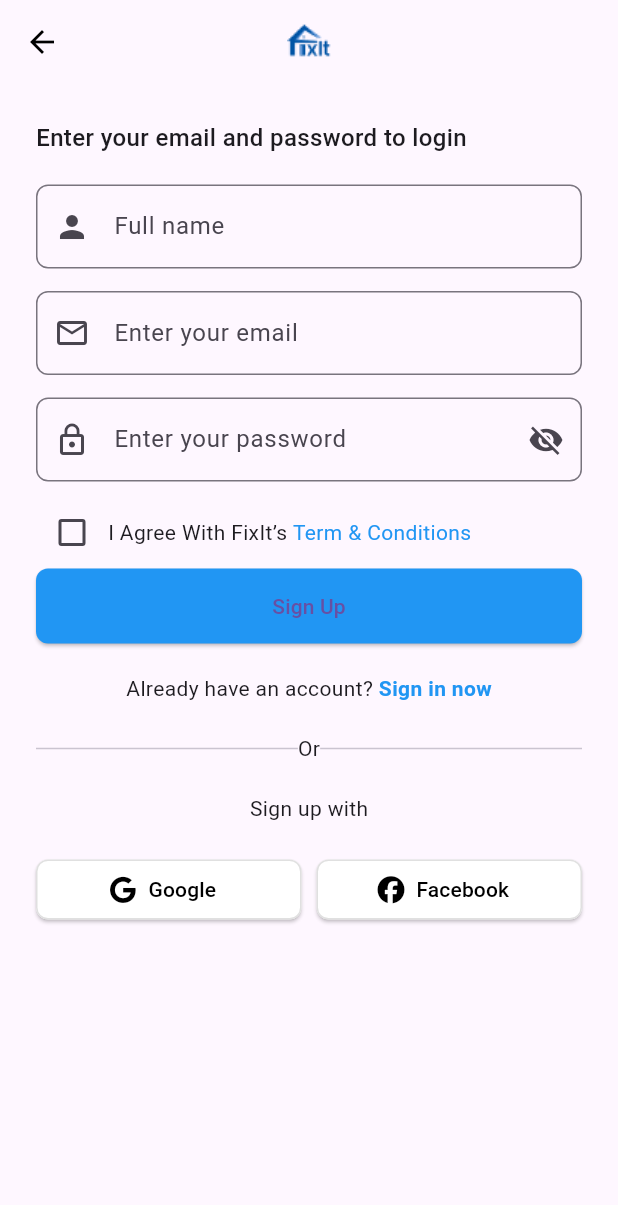
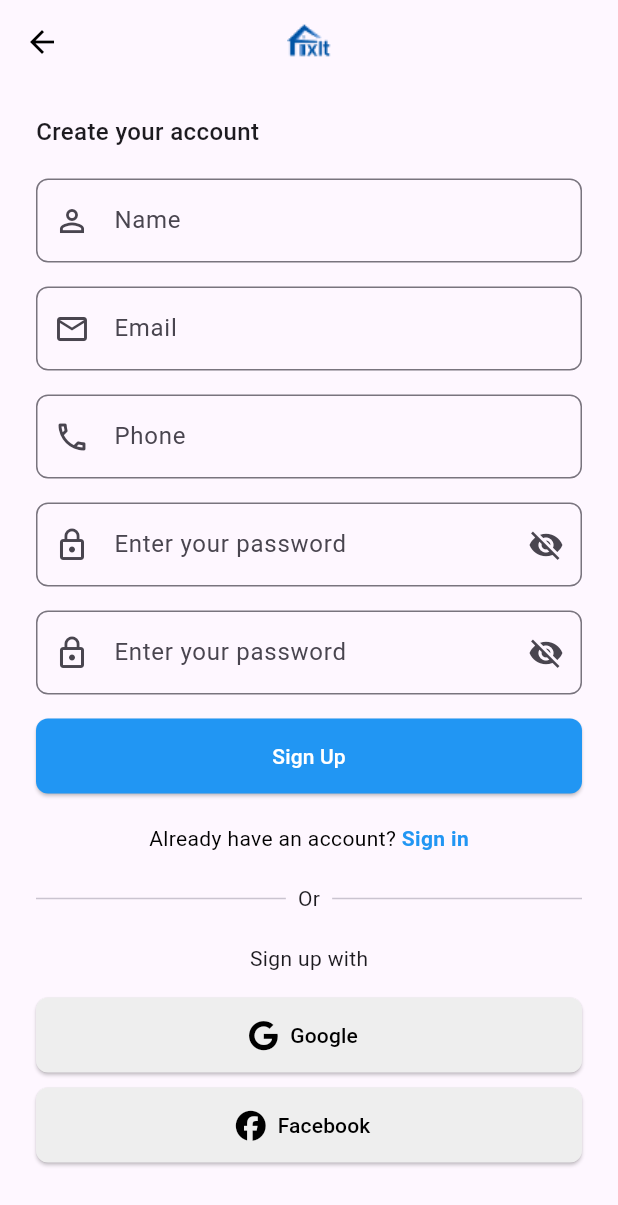
Before and after one commit to midomohamed61/Fix_It, a Flutter app: the SignUpScreen screen opened by its route, on a phone screen of 412 x 824 dp. Shown: the top 1205 px of the screen. Run offline on Flutter 3.47's test engine with Material 3 defaults, Android fonts, the light colour scheme and no system bars; our stand-ins replace dio, flutter_bloc, flutter_screenutil, flutter_secure_storage, font_awesome_flutter, freezed_annotation and 4 more; accounts and stored records are empty; generated files the repository leaves out were written again.

Commit message:
ui at auth almost done , the app almost ready for any change at data

```diff
--- a/lib/core/di/di.dart
+++ b/lib/core/di/di.dart
@@ -2,7 +2,9 @@ import 'package:dio/dio.dart';
 import 'package:fix_it/core/networking/api_service.dart';
 import 'package:fix_it/core/networking/dio_factory.dart';
 import 'package:fix_it/core/repos/signin_repo.dart';
+import 'package:fix_it/core/repos/signup_repo.dart';
 import 'package:fix_it/featuers/auth/signin/cubit/cubit/signin_cubit.dart';
+import 'package:fix_it/featuers/auth/signup/cubit/cubit/signup_cubit.dart';
 import 'package:get_it/get_it.dart';
 
 
@@ -18,8 +20,8 @@ Future<void> setupGetIt() async {
   getIt.registerFactory<SigninCubit>(() => SigninCubit(getIt()));
 
   // signup
-  // getIt.registerLazySingleton<SignupRepo>(() => SignupRepo(getIt()));
-  // getIt.registerFactory<SignupCubit>(() => SignupCubit(getIt()));
+  getIt.registerLazySingleton<SignupRepo>(() => SignupRepo(getIt()));
+  getIt.registerFactory<SignupCubit>(() => SignupCubit(getIt()));
 
   // home
 
--- /dev/null
+++ b/lib/core/models/signup/sign_up_request_body.dart
@@ -0,0 +1,24 @@
+import 'package:json_annotation/json_annotation.dart';
+part 'sign_up_request_body.g.dart';
+
+@JsonSerializable()
+class SignupRequestBody {
+  final String name;
+  final String email;
+  final String phone;
+  final String password;
+  @JsonKey(name: 'password_confirmation')
+  final String passwordConfirmation;
+  final int gender;
+
+  SignupRequestBody({
+    required this.name,
+    required this.email,
+    required this.phone,
+    required this.password,
+    required this.passwordConfirmation,
+    required this.gender,
+  });
+
+  Map<String, dynamic> toJson() => _$SignupRequestBodyToJson(this);
+}
--- a/lib/core/networking/api_result.dart
+++ b/lib/core/networking/api_result.dart
@@ -1,9 +1,8 @@
 import 'package:fix_it/core/networking/api_error_handler.dart';
 import 'package:freezed_annotation/freezed_annotation.dart';
-
 part 'api_result.freezed.dart';
 
-@freezed
+@Freezed()
 abstract class ApiResult<T> with _$ApiResult<T> {
   const factory ApiResult.success(T data) = Success<T>;
   const factory ApiResult.failure(ErrorHandler errorHandler) = Failure<T>;
--- a/lib/core/repos/signin_repo.dart
+++ b/lib/core/repos/signin_repo.dart
@@ -1,7 +1,7 @@
 
 
-import 'package:fix_it/core/models/login_request_body.dart';
-import 'package:fix_it/core/models/login_response.dart';
+import 'package:fix_it/core/models/signin/login_request_body.dart';
+import 'package:fix_it/core/models/signin/login_response.dart';
 import 'package:fix_it/core/networking/api_error_handler.dart';
 import 'package:fix_it/core/networking/api_result.dart';
 import 'package:fix_it/core/networking/api_service.dart';
--- /dev/null
+++ b/lib/core/repos/signup_repo.dart
@@ -0,0 +1,23 @@
+
+
+import 'package:fix_it/core/models/signup/sign_up_request_body.dart';
+import 'package:fix_it/core/models/signup/sign_up_response.dart';
+import 'package:fix_it/core/networking/api_error_handler.dart';
+import 'package:fix_it/core/networking/api_result.dart';
+import 'package:fix_it/core/networking/api_service.dart';
+
+class SignupRepo {
+  final ApiService _apiService;
+
+  SignupRepo(this._apiService);
+
+  Future<ApiResult<SignupResponse>> signup(
+      SignupRequestBody signupRequestBody) async {
+    try {
+      final response = await _apiService.signup(signupRequestBody);
+      return ApiResult.success(response);
+    } catch (errro) {
+      return ApiResult.failure(ErrorHandler.handle(errro));
+    }
+  }
+}
--- a/lib/core/routing/app_router.dart
+++ b/lib/core/routing/app_router.dart
@@ -2,6 +2,7 @@ import 'package:fix_it/core/di/di.dart';
 import 'package:fix_it/core/routing/routes.dart';
 import 'package:fix_it/featuers/auth/signin/cubit/cubit/signin_cubit.dart';
 import 'package:fix_it/featuers/auth/signin/signinScreen.dart';
+import 'package:fix_it/featuers/auth/signup/cubit/cubit/signup_cubit.dart';
 import 'package:fix_it/featuers/auth/signup/signupScreen.dart';
 import 'package:flutter/material.dart';
 import 'package:flutter_bloc/flutter_bloc.dart';
@@ -11,19 +12,25 @@ class AppRouter {
     switch (setting.name) {
       case Routes.SigninScreen:
         return MaterialPageRoute(
-            builder: (context) => BlocProvider(
-                  create: (context) => getIt<SigninCubit>(),
-                  child: SignInScreen(),
-                ));
+          builder: (context) => BlocProvider(
+            create: (context) => getIt<SigninCubit>(),
+            child: SignInScreen(),
+          ),
+        );
       case Routes.SignupScreen:
-        return MaterialPageRoute(builder: (context) => SignUpScreen());
+        return MaterialPageRoute(
+          builder: (_) => BlocProvider(
+            create: (context) => getIt<SignupCubit>(),
+            child: const SignUpScreen(),
+          ),
+        );
       default:
-        return MaterialPageRoute(builder: (_)
-        => Scaffold(
-          body : Center(
-            child:Text("No route defined for ${setting.name}")
-          )
-        )
+        return MaterialPageRoute(
+          builder: (_) => Scaffold(
+            body: Center(
+              child: Text("No route defined for ${setting.name}"),
+            ),
+          ),
         );
     }
   }
--- a/lib/featuers/auth/signin/cubit/cubit/signin_state.dart
+++ b/lib/featuers/auth/signin/cubit/cubit/signin_state.dart
@@ -6,7 +6,7 @@ part 'signin_state.freezed.dart';
 class SigninState<T> with _$SigninState<T> {
   const factory SigninState.initial() = _Initial;
 
-  const factory SigninState.loading() = Loading;
+  const factory SigninState.Loading() = Loading;
   const factory SigninState.success(T data) = Success<T>;
   const factory SigninState.error({required String error}) = Error;
 }
--- a/lib/featuers/auth/signin/widget/social_button.dart
+++ b/lib/featuers/auth/signin/widget/social_button.dart
@@ -1,4 +1,5 @@
 import 'package:flutter/material.dart';
+import 'package:font_awesome_flutter/font_awesome_flutter.dart';
 
 class SocialButton extends StatelessWidget {
   final IconData icon;
@@ -14,17 +15,20 @@ class SocialButton extends StatelessWidget {
 
   @override
   Widget build(BuildContext context) {
-    return Expanded(
+    return SizedBox(
+      width: double.infinity, // بدل Expanded جوه
+      height: 50, // حجم موحد
       child: ElevatedButton.icon(
-        icon: Icon(icon, color: Colors.black),
-        label: Text(text, style: const TextStyle(color: Colors.black)),
+        style: ElevatedButton.styleFrom(
+          shape: RoundedRectangleBorder(
+            borderRadius: BorderRadius.circular(8),
+          ),
+          backgroundColor: Colors.grey[200],
+          foregroundColor: Colors.black,
+        ),
         onPressed: onPressed,
-        style: ElevatedButton.styleFrom(
-          backgroundColor: Colors.white,
-          elevation: 1,
-          side: BorderSide(color: Colors.grey.shade300),
-          shape: RoundedRectangleBorder(borderRadius: BorderRadius.circular(8)),
-        ),
+        icon: Icon(icon, size: 20),
+        label: Text(text),
       ),
     );
   }
--- /dev/null
+++ b/lib/featuers/auth/signup/cubit/cubit/signup_cubit.dart
@@ -0,0 +1,37 @@
+import 'package:fix_it/core/models/signup/sign_up_request_body.dart';
+import 'package:fix_it/core/repos/signup_repo.dart';
+import 'package:fix_it/featuers/auth/signup/cubit/cubit/signup_state.dart';
+import 'package:flutter/material.dart';
+import 'package:flutter_bloc/flutter_bloc.dart';
+
+class SignupCubit extends Cubit<SignupState> {
+  final SignupRepo _signupRepo;
+  SignupCubit(this._signupRepo) : super(const SignupState.initial());
+
+  TextEditingController nameController = TextEditingController();
+  TextEditingController emailController = TextEditingController();
+  TextEditingController phoneController = TextEditingController();
+  TextEditingController passwordController = TextEditingController();
+  TextEditingController passwordConfirmationController =
+      TextEditingController();
+  final formKey = GlobalKey<FormState>();
+
+  void emitSignupStates() async {
+    emit(const SignupState.signupLoading());
+    final response = await _signupRepo.signup(
+      SignupRequestBody(
+        name: nameController.text,
+        email: emailController.text,
+        phone: phoneController.text,
+        password: passwordController.text,
+        passwordConfirmation: passwordConfirmationController.text,
+        gender: 0,
+      ),
+    );
+    response.when(success: (signupResponse) {
+      emit(SignupState.signupSuccess(signupResponse));
+    }, failure: (error) {
+      emit(SignupState.signupError(error: error.apiErrorModel.message ?? ''));
+    });
+  }
+}
--- /dev/null
+++ b/lib/featuers/auth/signup/cubit/cubit/signup_state.dart
@@ -0,0 +1,12 @@
+import 'package:freezed_annotation/freezed_annotation.dart';
+
+part 'signup_state.freezed.dart';
+
+@freezed
+class SignupState<T> with _$SignupState<T> {
+  const factory SignupState.initial() = _Initial;
+
+  const factory SignupState.signupLoading() = SignupLoading;
+  const factory SignupState.signupSuccess(T data) = SignupSuccess<T>;
+  const factory SignupState.signupError({required String error}) = SignupError;
+}
--- a/lib/featuers/auth/signup/signupScreen.dart
+++ b/lib/featuers/auth/signup/signupScreen.dart
@@ -1,126 +1,169 @@
-import 'package:fix_it/core/helpers/app_regex.dart';
+import 'package:fix_it/featuers/auth/signup/cubit/cubit/signup_cubit.dart';
+import 'package:fix_it/featuers/auth/signup/cubit/cubit/signup_state.dart';
 import 'package:fix_it/featuers/auth/signin/widget/auth_custom_app_bar.dart';
-import 'package:fix_it/featuers/auth/signin/widget/custom_password_field.dart' show CustomPasswordField;
+import 'package:fix_it/featuers/auth/signin/widget/custom_password_field.dart';
 import 'package:fix_it/featuers/auth/signin/widget/custom_text_field.dart';
 import 'package:fix_it/featuers/auth/signin/widget/social_button.dart';
+import 'package:fix_it/core/helpers/app_regex.dart';
 import 'package:flutter/gestures.dart';
 import 'package:flutter/material.dart';
-
+import 'package:flutter_bloc/flutter_bloc.dart';
 import 'package:font_awesome_flutter/font_awesome_flutter.dart';
 
-import '../signin/widget/custom_checkbox_row.dart';
-
-class SignUpScreen extends StatefulWidget {
+class SignUpScreen extends StatelessWidget {
   const SignUpScreen({super.key});
 
   @override
-  State<SignUpScreen> createState() => _SignUpScreenState();
-}
+  Widget build(BuildContext context) {
+    final cubit = context.read<SignupCubit>();
 
-class _SignUpScreenState extends State<SignUpScreen> {
-  final _formKey = GlobalKey<FormState>();
-  final _fullName = TextEditingController();
-  final _email = TextEditingController();
-  final _password = TextEditingController();
-  bool _checked = false;
-
-  @override
-  Widget build(BuildContext context) {
     return Scaffold(
-      appBar: AuthCustomAppBar(
-        onBack: () => Navigator.pop(context), // action عند الضغط على زر الرجوع
-      ),
+      appBar: AuthCustomAppBar(onBack: () => Navigator.pop(context)),
       body: Padding(
-        padding: const EdgeInsets.all(24.0),
+        padding: const EdgeInsets.symmetric(horizontal: 24.0),
         child: Form(
-          key: _formKey,
+          key: cubit.formKey,
           child: SingleChildScrollView(
             child: Column(
               crossAxisAlignment: CrossAxisAlignment.start,
               children: [
-                const Text("Enter your email and password to login",
-                    style: TextStyle(fontSize: 16, fontWeight: FontWeight.w500)),
+                const SizedBox(height: 20),
+                const Text("Create your account",
+                    style:
+                        TextStyle(fontSize: 16, fontWeight: FontWeight.w500)),
                 const SizedBox(height: 20),
 
-                // Full Name
                 CustomTextField(
-                  hintText: "Full name",
-                  icon: Icons.person,
-                  controller: _fullName,
-                  validator: (val) => val!.isEmpty ? "Name required" : null,
+                  hintText: "Name",
+                  icon: Icons.person_outline,
+                  controller: cubit.nameController,
+                  validator: (value) =>
+                      value!.isEmpty ? "Name is required" : null,
                 ),
-                const SizedBox(height: 15),
+                const SizedBox(height: 16),
 
-                // Email
                 CustomTextField(
-                  hintText: "Enter your email",
+                  hintText: "Email",
                   icon: Icons.email_outlined,
-                  controller: _email,
-                  validator: (val) => AppRegex.isEmailValid(val!) ? null : "Invalid email",
+                  controller: cubit.emailController,
+                  validator: (value) => AppRegex.isEmailValid(value!)
+                      ? null
+                      : "Invalid email format",
                 ),
-                const SizedBox(height: 15),
+                const SizedBox(height: 16),
 
-                // Password
+                CustomTextField(
+                  hintText: "Phone",
+                  icon: Icons.phone_outlined,
+                  controller: cubit.phoneController,
+                  validator: (value) =>
+                      value!.isEmpty ? "Phone is required" : null,
+                ),
+                const SizedBox(height: 16),
+
                 CustomPasswordField(
-                  controller: _password,
-                  validator: (val) => AppRegex.isPasswordValid(val!) ? null : "Invalid password",
+                  controller: cubit.passwordController,
+                  validator: (value) =>
+                      value!.isEmpty ? "Password is required" : null,
                 ),
-                const SizedBox(height: 10),
+                const SizedBox(height: 16),
 
-                // Terms
-                CustomCheckboxRow(value: _checked, onChanged: (v) => setState(() => _checked = v!)),
+                CustomPasswordField(
+                  controller: cubit.passwordConfirmationController,
+                  validator: (value) => value != cubit.passwordController.text
+                      ? "Passwords do not match"
+                      : null,
+                ),
+                const SizedBox(height: 16),
 
-                // Sign Up Button
-                SizedBox(
+                BlocConsumer<SignupCubit, SignupState>(
+                  listener: (context, state) {
+                    if (state is SignupSuccess) {
+                      ScaffoldMessenger.of(context).showSnackBar(
+                        const SnackBar(content: Text('Signup Successful!')),
+                      );
+                      Navigator.pushNamed(context, '/HomeScreen');
+                    } else if (state is SignupError) {
+                      ScaffoldMessenger.of(context).showSnackBar(
+                        SnackBar(content: Text(state.error)),
+                      );
+                    }
+                  },
+                  builder: (context, state) {
+                    final isLoading = state is SignupLoading;
+                    return SizedBox(
                       width: double.infinity,
                       height: 50,
                       child: ElevatedButton(
-                    onPressed: () {
-                      if (_formKey.currentState!.validate() && _checked) {
-                        // Sign Up Logic
-                      }
-                    },
+                        onPressed: isLoading
+                            ? null
+                            : () => cubit.emitSignupStates(),
                         style: ElevatedButton.styleFrom(
                           backgroundColor: Colors.blue,
-                      shape: RoundedRectangleBorder(borderRadius: BorderRadius.circular(8)),
+                          shape: RoundedRectangleBorder(
+                            borderRadius: BorderRadius.circular(8),
                           ),
-                    child: const Text("Sign Up"),
                         ),
+                        child: isLoading
+                            ? const CircularProgressIndicator(
+                                color: Colors.white,
+                              )
+                            : const Text("Sign Up",
+                                style: TextStyle(color: Colors.white)),
+                      ),
+                    );
+                  },
                 ),
                 const SizedBox(height: 20),
 
-                // Already have account
                 Center(
                   child: Text.rich(
                     TextSpan(
                       text: "Already have an account? ",
+                      style: const TextStyle(fontSize: 14, color: Colors.black),
                       children: [
                         TextSpan(
-                          text: "Sign in now",
-                          style: TextStyle(color: Colors.blue, fontWeight: FontWeight.bold),
+                          text: "Sign in",
+                          style: const TextStyle(
+                              color: Colors.blue, fontWeight: FontWeight.bold),
                           recognizer: TapGestureRecognizer()
                             ..onTap = () {
-                              Navigator.pushNamed(context, '/SigninScreen'); // ✅ انتقل لصفحة تسجيل الدخول
+                              Navigator.pushNamed(context, '/SigninScreen');
                             },
                         ),
                       ],
                     ),
                   ),
                 ),
-
-                const SizedBox(height: 20),
-                Row(children: [Expanded(child: Divider()), Text("Or"), Expanded(child: Divider())]),
-                const SizedBox(height: 20),
-                Center(child: Text("Sign up with")),
                 const SizedBox(height: 20),
 
                 Row(
-                  children: [
-                    SocialButton(icon: FontAwesomeIcons.google, text: 'Google', onPressed: () {}),
-                    const SizedBox(width: 10),
-                    SocialButton(icon: FontAwesomeIcons.facebook, text: 'Facebook', onPressed: () {}),
+                  children: const [
+                    Expanded(child: Divider(thickness: 1)),
+                    Padding(
+                      padding: EdgeInsets.symmetric(horizontal: 8.0),
+                      child: Text("Or"),
+                    ),
+                    Expanded(child: Divider(thickness: 1)),
                   ],
-                )
+                ),
+                const SizedBox(height: 20),
+
+                const Center(child: Text("Sign up with")),
+                const SizedBox(height: 16),
+
+                SocialButton(
+                  icon: FontAwesomeIcons.google,
+                  text: 'Google',
+                  onPressed: () {},
+                ),
+                const SizedBox(height: 10),
+                SocialButton(
+                  icon: FontAwesomeIcons.facebook,
+                  text: 'Facebook',
+                  onPressed: () {},
+                ),
+                const SizedBox(height: 30),
               ],
             ),
           ),
--- a/lib/main.dart
+++ b/lib/main.dart
@@ -4,17 +4,17 @@ import 'package:fix_it/core/routing/routes.dart';
 import 'package:flutter/material.dart';
 import 'package:flutter_screenutil/flutter_screenutil.dart';
 
-void main() {
+void main() async {
+  WidgetsFlutterBinding.ensureInitialized();
+  await setupGetIt(); // خليه هنا بس
   runApp(const MyApp());
 }
 
 class MyApp extends StatelessWidget {
   const MyApp({super.key});
 
-  // This widget is the root of your application.
   @override
   Widget build(BuildContext context) {
-    setupGetIt();
     return ScreenUtilInit(
       designSize: const Size(375, 812),
       minTextAdapt: true,
--- a/pubspec.yaml
+++ b/pubspec.yaml
@@ -46,7 +46,7 @@ dependencies:
   google_fonts: ^6.2.1
   font_awesome_flutter: ^10.8.0
   freezed_annotation: ^3.0.0
-  freezed: ^3.0.3
+  freezed: ^3.0.4
   pretty_dio_logger: ^1.4.0
   shared_preferences: ^2.5.2
   flutter_secure_storage: ^4.2.1
```
Also changed, not shown: lib/core/models/signup/sign_up_response.dart (added, +28 -0 lines), lib/core/networking/api_service.dart (+8 -4 lines), lib/featuers/auth/signin/cubit/cubit/signin_cubit.dart (+43 -18 lines), lib/featuers/auth/signin/signinScreen.dart (+90 -37 lines), lib/core/models/signin/login_request_body.dart (renamed from lib/core/models/login_request_body.dart), lib/core/models/signin/login_request_body.g.dart (renamed from lib/core/models/login_request_body.g.dart), lib/core/models/signin/login_response.dart (renamed from lib/core/models/login_response.dart), lib/core/models/signin/login_response.g.dart (renamed from lib/core/models/login_response.g.dart), lib/core/models/signup/sign_up_request_body.g.dart (added), lib/core/models/signup/sign_up_response.g.dart (added), lib/core/networking/api_service.g.dart, lib/featuers/auth/signup/cubit/cubit/signup_state.freezed.dart, pubspec.lock. Lines whose indentation alone changed are shown as unchanged.
